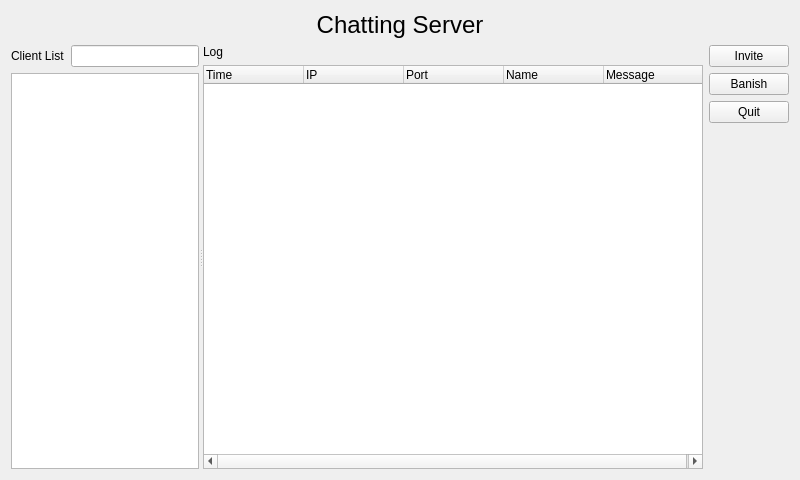
This is serverform.ui in ChunJeong27/CRMMiniProject as Qt 5 draws it before an edit. The edited form follows.
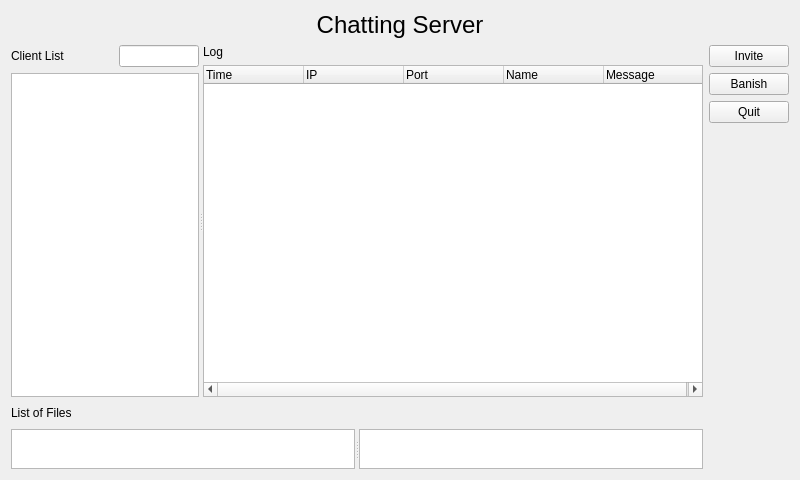
This is the edited form.

What changed in the file:
```diff
--- a/serverform.ui
+++ b/serverform.ui
@@ -13,7 +13,7 @@
   <property name="windowTitle">
    <string>Form</string>
   </property>
-  <layout class="QVBoxLayout" name="verticalLayout_4">
+  <layout class="QVBoxLayout" name="verticalLayout_5">
    <item>
     <widget class="QLabel" name="label">
      <property name="font">
@@ -32,11 +32,13 @@
    <item>
     <layout class="QHBoxLayout" name="horizontalLayout_2">
      <item>
+      <layout class="QVBoxLayout" name="verticalLayout_4">
+       <item>
       <widget class="QSplitter" name="splitter">
        <property name="orientation">
         <enum>Qt::Horizontal</enum>
        </property>
-       <widget class="QWidget" name="layoutWidget">
+         <widget class="QWidget" name="">
         <layout class="QVBoxLayout" name="verticalLayout_2">
          <item>
           <layout class="QHBoxLayout" name="horizontalLayout">
@@ -49,6 +51,12 @@
            </item>
            <item>
             <widget class="QLineEdit" name="portNumLineEdit">
+               <property name="maximumSize">
+                <size>
+                 <width>80</width>
+                 <height>16777215</height>
+                </size>
+               </property>
              <property name="alignment">
               <set>Qt::AlignRight|Qt::AlignTrailing|Qt::AlignVCenter</set>
              </property>
@@ -111,6 +119,44 @@
         </layout>
        </widget>
       </widget>
+       </item>
+       <item>
+        <widget class="QLabel" name="label_4">
+         <property name="maximumSize">
+          <size>
+           <width>16777215</width>
+           <height>20</height>
+          </size>
+         </property>
+         <property name="text">
+          <string>List of Files</string>
+         </property>
+        </widget>
+       </item>
+       <item>
+        <widget class="QSplitter" name="splitter_2">
+         <property name="orientation">
+          <enum>Qt::Horizontal</enum>
+         </property>
+         <widget class="QListWidget" name="fileListWidget">
+          <property name="maximumSize">
+           <size>
+            <width>16777215</width>
+            <height>40</height>
+           </size>
+          </property>
+         </widget>
+         <widget class="QTextEdit" name="textEdit">
+          <property name="maximumSize">
+           <size>
+            <width>16777215</width>
+            <height>40</height>
+           </size>
+          </property>
+         </widget>
+        </widget>
+       </item>
+      </layout>
      </item>
      <item>
       <layout class="QVBoxLayout" name="verticalLayout_3">
```
Lines whose indentation alone changed are shown as unchanged.
